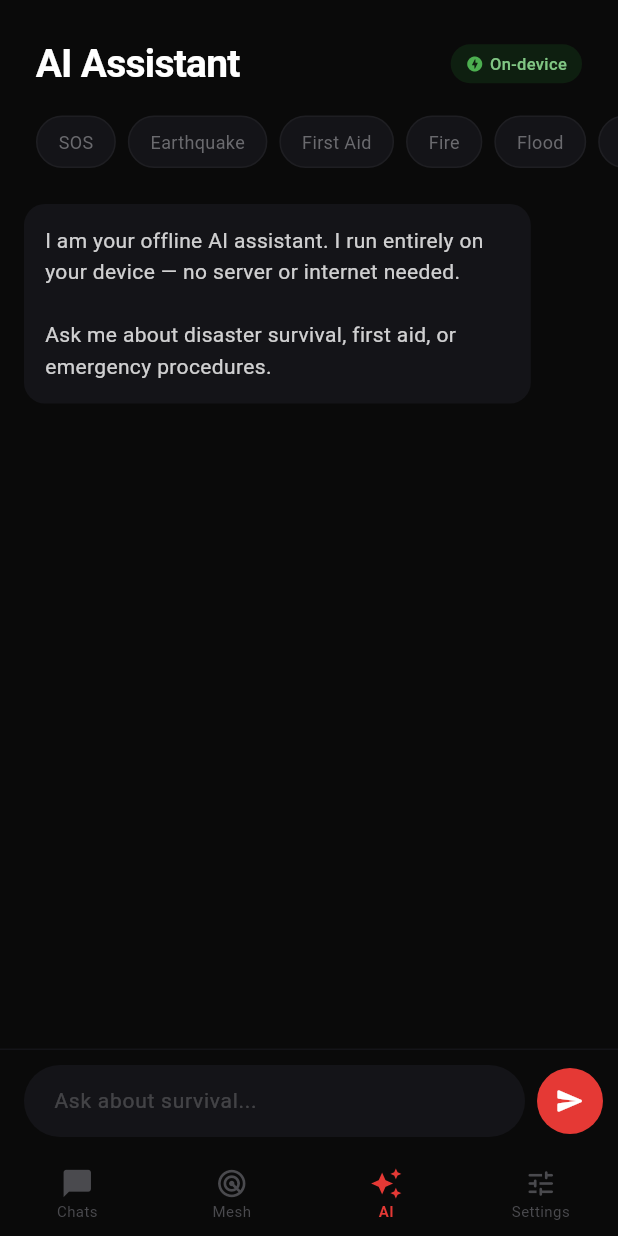
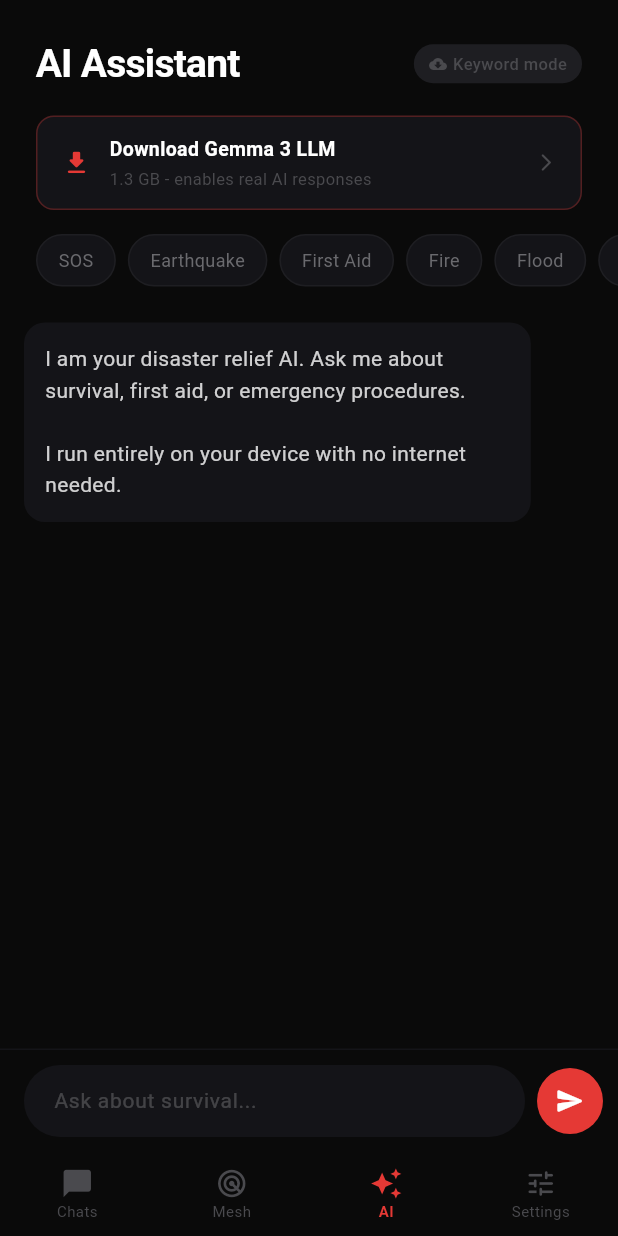
Before and after one commit to aarontphil/FlareGun, a Flutter app: the screen it shows after launch, item 3 of the bottom bar chosen, on a phone screen of 412 x 824 dp. Run offline on Flutter 3.47's test engine with Material 3 defaults, Android fonts, the phone set to English and light mode, and no system bars; our stand-ins replace hive_flutter, permission_handler; missing offline and left inert: flutter_gemma, nearby_connections; accounts and stored records are empty.

Commit message:
Integrate Gemma 3 1B on-device LLM with streaming AI responses

```diff
--- a/meshlink_app/lib/screens/ai_screen.dart
+++ b/meshlink_app/lib/screens/ai_screen.dart
@@ -1,3 +1,4 @@
+import 'dart:async';
 import 'package:flutter/material.dart';
 import 'package:provider/provider.dart';
 import '../services/mesh_provider.dart';
@@ -13,37 +14,68 @@ class _AIScreenState extends State<AIScreen> {
   final _controller = TextEditingController();
   final _scrollController = ScrollController();
   final List<Map<String, String>> _chat = [];
+  bool _generating = false;
 
   @override
   void initState() {
     super.initState();
     _chat.add({
       'role': 'assistant',
-      'text': 'I am your offline AI assistant. I run entirely on your device — no server or internet needed.\n\nAsk me about disaster survival, first aid, or emergency procedures.',
+      'text': 'I am your disaster relief AI. Ask me about survival, first aid, or emergency procedures.\n\nI run entirely on your device with no internet needed.',
     });
   }
 
   void _send() {
     final text = _controller.text.trim();
-    if (text.isEmpty) return;
+    if (text.isEmpty || _generating) return;
 
     setState(() {
       _chat.add({'role': 'user', 'text': text});
+      _chat.add({'role': 'assistant', 'text': ''});
+      _generating = true;
     });
     _controller.clear();
+    _scrollDown();
 
     final mesh = context.read<MeshProvider>();
-    final response = mesh.aiChat(text);
+    final responseIndex = _chat.length - 1;
+    StreamSubscription<String>? sub;
 
+    sub = mesh.aiChatStream(text).listen(
+      (chunk) {
         setState(() {
-      _chat.add({'role': 'assistant', 'text': response});
+          _chat[responseIndex] = {
+            'role': 'assistant',
+            'text': (_chat[responseIndex]['text'] ?? '') + chunk,
+          };
         });
+        _scrollDown();
+      },
+      onDone: () {
+        setState(() => _generating = false);
+        sub?.cancel();
+      },
+      onError: (_) {
+        setState(() {
+          _generating = false;
+          if ((_chat[responseIndex]['text'] ?? '').isEmpty) {
+            _chat[responseIndex] = {
+              'role': 'assistant',
+              'text': 'Something went wrong. Please try again.',
+            };
+          }
+        });
+        sub?.cancel();
+      },
+    );
+  }
 
-    Future.delayed(const Duration(milliseconds: 100), () {
+  void _scrollDown() {
+    Future.delayed(const Duration(milliseconds: 50), () {
       if (_scrollController.hasClients) {
         _scrollController.animateTo(
           _scrollController.position.maxScrollExtent,
-          duration: const Duration(milliseconds: 200),
+          duration: const Duration(milliseconds: 150),
           curve: Curves.easeOut,
         );
       }
@@ -52,6 +84,10 @@ class _AIScreenState extends State<AIScreen> {
 
   @override
   Widget build(BuildContext context) {
+    final mesh = context.watch<MeshProvider>();
+    final gemma = mesh.gemma;
+    final modelReady = gemma.isReady;
+
     return SafeArea(
       child: Column(
         crossAxisAlignment: CrossAxisAlignment.start,
@@ -65,19 +101,103 @@ class _AIScreenState extends State<AIScreen> {
                 Container(
                   padding: const EdgeInsets.symmetric(horizontal: 10, vertical: 5),
                   decoration: BoxDecoration(
-                    color: const Color(0xFF1B5E20).withValues(alpha: 0.25),
+                    color: modelReady
+                        ? const Color(0xFF1B5E20).withValues(alpha: 0.25)
+                        : const Color(0xFF1E1E22),
                     borderRadius: BorderRadius.circular(20),
                   ),
-                  child: const Row(
+                  child: Row(
                     mainAxisSize: MainAxisSize.min,
                     children: [
-                      Icon(Icons.offline_bolt_rounded, size: 12, color: Color(0xFF4CAF50)),
-                      SizedBox(width: 4),
-                      Text('On-device', style: TextStyle(fontSize: 11, fontWeight: FontWeight.w500, color: Color(0xFF81C784))),
+                      Icon(
+                        modelReady ? Icons.psychology_rounded : Icons.cloud_download_rounded,
+                        size: 12,
+                        color: modelReady ? const Color(0xFF4CAF50) : const Color(0xFF4A4A4E),
+                      ),
+                      const SizedBox(width: 4),
+                      Text(
+                        modelReady ? 'Gemma 3 LLM' : 'Keyword mode',
+                        style: TextStyle(
+                          fontSize: 11,
+                          fontWeight: FontWeight.w500,
+                          color: modelReady ? const Color(0xFF81C784) : const Color(0xFF4A4A4E),
+                        ),
+                      ),
                     ],
                   ),
                 ),
               ],
+            ),
+          ),
+          if (!gemma.isReady && !gemma.isDownloading)
+            Padding(
+              padding: const EdgeInsets.fromLTRB(24, 16, 24, 0),
+              child: GestureDetector(
+                onTap: () => gemma.downloadModel(),
+                child: Container(
+                  padding: const EdgeInsets.symmetric(horizontal: 16, vertical: 12),
+                  decoration: BoxDecoration(
+                    color: const Color(0xFF141418),
+                    borderRadius: BorderRadius.circular(12),
+                    border: Border.all(color: const Color(0xFFE53935).withValues(alpha: 0.3)),
+                  ),
+                  child: const Row(
+                    children: [
+                      Icon(Icons.download_rounded, color: Color(0xFFE53935), size: 20),
+                      SizedBox(width: 12),
+                      Expanded(
+                        child: Column(
+                          crossAxisAlignment: CrossAxisAlignment.start,
+                          children: [
+                            Text('Download Gemma 3 LLM', style: TextStyle(fontSize: 13, fontWeight: FontWeight.w600)),
+                            SizedBox(height: 2),
+                            Text('1.3 GB - enables real AI responses', style: TextStyle(fontSize: 11, color: Color(0xFF4A4A4E))),
+                          ],
+                        ),
+                      ),
+                      Icon(Icons.arrow_forward_ios_rounded, color: Color(0xFF4A4A4E), size: 14),
+                    ],
+                  ),
+                ),
+              ),
+            ),
+          if (gemma.isDownloading)
+            Padding(
+              padding: const EdgeInsets.fromLTRB(24, 16, 24, 0),
+              child: Container(
+                padding: const EdgeInsets.symmetric(horizontal: 16, vertical: 14),
+                decoration: BoxDecoration(
+                  color: const Color(0xFF141418),
+                  borderRadius: BorderRadius.circular(12),
+                ),
+                child: Column(
+                  crossAxisAlignment: CrossAxisAlignment.start,
+                  children: [
+                    Row(
+                      children: [
+                        const SizedBox(
+                          width: 14, height: 14,
+                          child: CircularProgressIndicator(strokeWidth: 2, color: Color(0xFFE53935)),
+                        ),
+                        const SizedBox(width: 12),
+                        Text(
+                          'Downloading model... ${(gemma.downloadProgress * 100).toInt()}%',
+                          style: const TextStyle(fontSize: 13, fontWeight: FontWeight.w500),
+                        ),
+                      ],
+                    ),
+                    const SizedBox(height: 10),
+                    ClipRRect(
+                      borderRadius: BorderRadius.circular(4),
+                      child: LinearProgressIndicator(
+                        value: gemma.downloadProgress,
+                        backgroundColor: const Color(0xFF1E1E22),
+                        valueColor: const AlwaysStoppedAnimation(Color(0xFFE53935)),
+                        minHeight: 4,
+                      ),
+                    ),
+                  ],
+                ),
               ),
             ),
           SingleChildScrollView(
@@ -85,13 +205,13 @@ class _AIScreenState extends State<AIScreen> {
             padding: const EdgeInsets.fromLTRB(24, 16, 24, 8),
             child: Row(
               children: [
-                _chip('SOS', 'emergency sos help'),
-                _chip('Earthquake', 'earthquake safety tips'),
-                _chip('First Aid', 'first aid basics'),
-                _chip('Fire', 'fire escape plan'),
-                _chip('Flood', 'flood safety'),
-                _chip('CPR', 'cpr guide'),
-                _chip('Shelter', 'emergency shelter'),
+                _chip('SOS', 'I need emergency help right now'),
+                _chip('Earthquake', 'What should I do during an earthquake?'),
+                _chip('First Aid', 'How do I perform basic first aid?'),
+                _chip('Fire', 'How do I escape a fire?'),
+                _chip('Flood', 'What are flood safety tips?'),
+                _chip('CPR', 'How do I perform CPR?'),
+                _chip('Shelter', 'How do I build an emergency shelter?'),
               ],
             ),
           ),
@@ -103,6 +223,8 @@ class _AIScreenState extends State<AIScreen> {
               itemBuilder: (context, index) {
                 final msg = _chat[index];
                 final isUser = msg['role'] == 'user';
+                final text = msg['text'] ?? '';
+                final isCurrentlyGenerating = _generating && index == _chat.length - 1 && !isUser;
 
                 return Align(
                   alignment: isUser ? Alignment.centerRight : Alignment.centerLeft,
@@ -114,8 +236,20 @@ class _AIScreenState extends State<AIScreen> {
                       color: isUser ? const Color(0xFFE53935) : const Color(0xFF141418),
                       borderRadius: BorderRadius.circular(14),
                     ),
-                    child: Text(
-                      msg['text'] ?? '',
+                    child: text.isEmpty && isCurrentlyGenerating
+                        ? const Row(
+                            mainAxisSize: MainAxisSize.min,
+                            children: [
+                              SizedBox(
+                                width: 14, height: 14,
+                                child: CircularProgressIndicator(strokeWidth: 2, color: Color(0xFF4A4A4E)),
+                              ),
+                              SizedBox(width: 10),
+                              Text('Thinking...', style: TextStyle(fontSize: 13, color: Color(0xFF4A4A4E))),
+                            ],
+                          )
+                        : Text(
+                            text,
                             style: TextStyle(
                               fontSize: 14,
                               height: 1.5,
@@ -142,9 +276,10 @@ class _AIScreenState extends State<AIScreen> {
                       controller: _controller,
                       textInputAction: TextInputAction.send,
                       onSubmitted: (_) => _send(),
+                      enabled: !_generating,
                       style: const TextStyle(fontSize: 14),
                       decoration: InputDecoration(
-                        hintText: 'Ask about survival...',
+                        hintText: modelReady ? 'Ask the AI anything...' : 'Ask about survival...',
                         hintStyle: TextStyle(color: Colors.white.withValues(alpha: 0.2)),
                         border: InputBorder.none,
                         filled: false,
@@ -155,10 +290,13 @@ class _AIScreenState extends State<AIScreen> {
                 ),
                 const SizedBox(width: 8),
                 GestureDetector(
-                  onTap: _send,
+                  onTap: _generating ? null : _send,
                   child: Container(
                     width: 44, height: 44,
-                    decoration: const BoxDecoration(color: Color(0xFFE53935), shape: BoxShape.circle),
+                    decoration: BoxDecoration(
+                      color: _generating ? const Color(0xFF4A4A4E) : const Color(0xFFE53935),
+                      shape: BoxShape.circle,
+                    ),
                     child: const Icon(Icons.send_rounded, color: Colors.white, size: 20),
                   ),
                 ),
@@ -174,7 +312,7 @@ class _AIScreenState extends State<AIScreen> {
     return Padding(
       padding: const EdgeInsets.only(right: 8),
       child: GestureDetector(
-        onTap: () {
+        onTap: _generating ? null : () {
           _controller.text = query;
           _send();
         },
--- a/meshlink_app/lib/services/mesh_provider.dart
+++ b/meshlink_app/lib/services/mesh_provider.dart
@@ -8,6 +8,7 @@ import '../models/message.dart';
 import '../models/peer.dart';
 import '../models/identity.dart';
 import '../ai/offline_ai.dart';
+import '../ai/gemma_service.dart';
 import 'nearby_service.dart';
 
 class MeshProvider extends ChangeNotifier {
@@ -15,6 +16,7 @@ class MeshProvider extends ChangeNotifier {
   DeviceIdentity get identity => _identity;
 
   final NearbyService nearby = NearbyService();
+  final GemmaService gemma = GemmaService();
   bool _nearbyActive = false;
   bool get nearbyActive => _nearbyActive;
 
@@ -77,6 +79,8 @@ class MeshProvider extends ChangeNotifier {
     _serverUrl = _settingsBox.get('serverUrl', defaultValue: '');
     _loadMessages();
     _setupNearbyCallbacks();
+    await gemma.init();
+    gemma.onStatusChanged.listen((_) => notifyListeners());
     notifyListeners();
   }
 
@@ -338,6 +342,15 @@ class MeshProvider extends ChangeNotifier {
 
   String aiChat(String query) => OfflineAI.chat(query);
 
+  Stream<String> aiChatStream(String query) async* {
+    if (gemma.isReady) {
+      yield* gemma.chatStream(query);
+    } else {
+      final response = OfflineAI.chat(query);
+      yield response;
+    }
+  }
+
   Future<void> connectRelay(String serverHost) async {
     _serverUrl = serverHost.replaceAll(RegExp(r'^https?://'), '').replaceAll(RegExp(r'/$'), '');
     await _settingsBox.put('serverUrl', _serverUrl);
--- a/meshlink_app/pubspec.yaml
+++ b/meshlink_app/pubspec.yaml
@@ -18,6 +18,7 @@ dependencies:
   cupertino_icons: ^1.0.6
   nearby_connections: ^4.3.0
   permission_handler: ^12.0.1
+  flutter_gemma: ^0.12.4
 
 dev_dependencies:
   flutter_test:
```
Also changed, not shown: meshlink_app/lib/ai/gemma_service.dart (added, +126 -0 lines), meshlink_app/pubspec.lock, 1 other file. Lines whose indentation alone changed are shown as unchanged.
